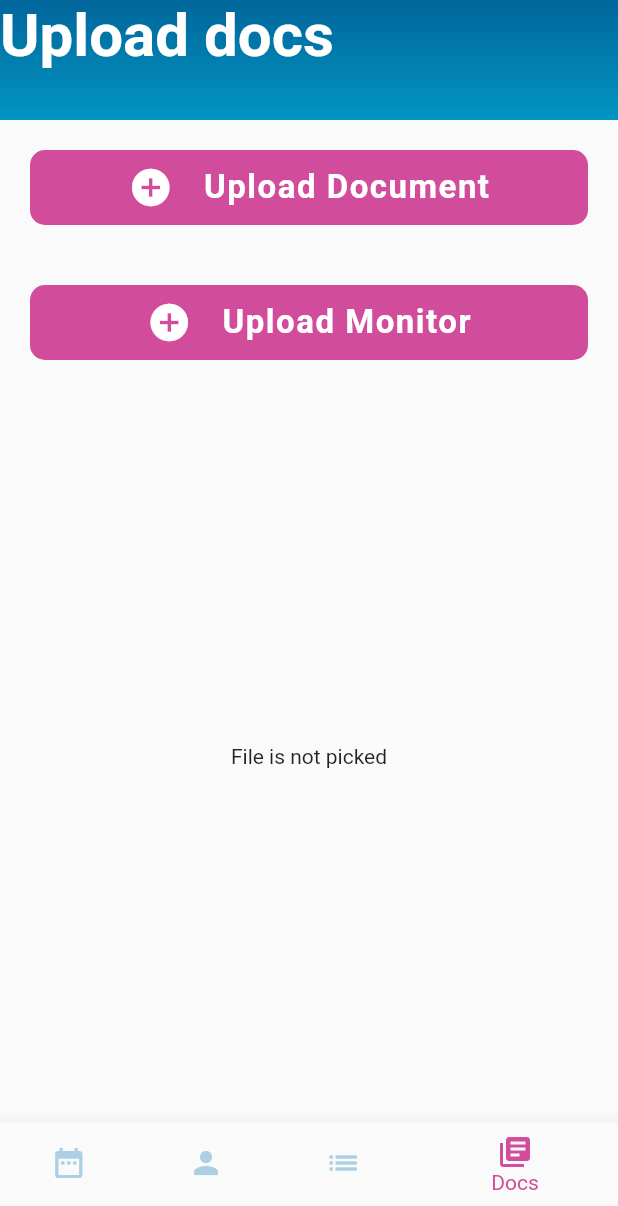
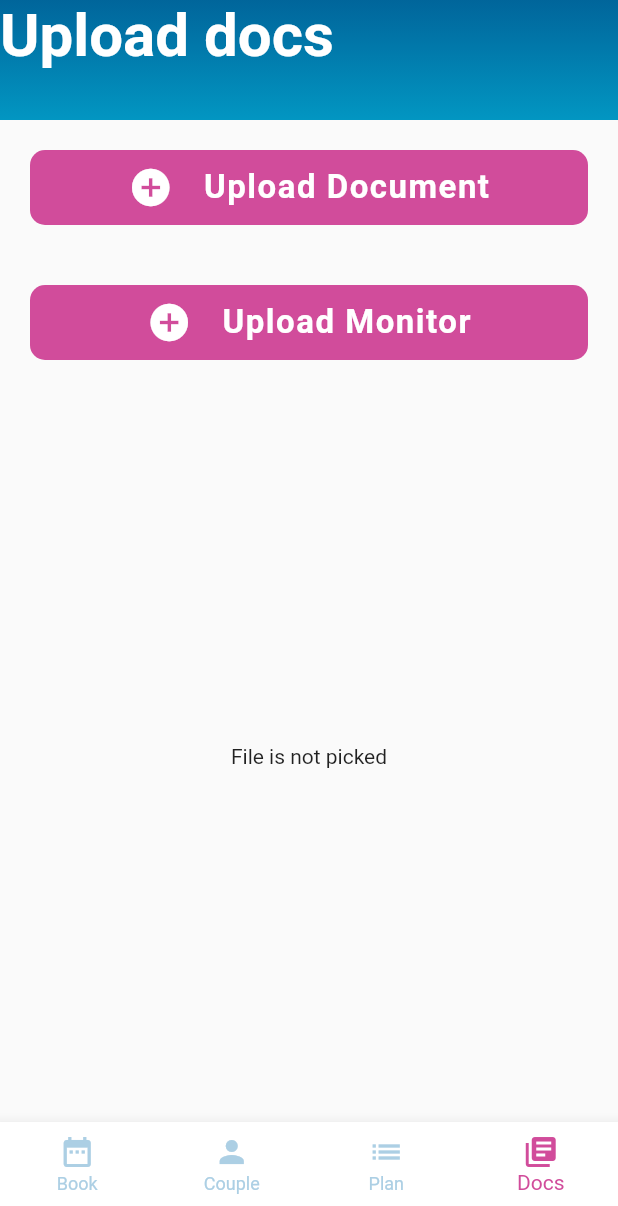
Before and after one commit to npne269/clinic-project, a Flutter app: the screen it shows after launch, item 4 of the bottom bar chosen, on a phone screen of 412 x 824 dp, the part 30-1236 px from its top. Run offline on Flutter 3.47's test engine with Material 2 defaults, Android fonts, the phone set to English and light mode, and no system bars; our stand-ins replace file_picker, flutter_markdown.

```diff
--- a/lib/pages/homePage.dart
+++ b/lib/pages/homePage.dart
@@ -19,10 +19,14 @@ class _HomePageState extends State<HomePage> {
   @override
   Widget build(BuildContext context) {
     return Scaffold(
-      body: _pages[_currentIndex],
+      body: IndexedStack(
+        children: _pages,
+        index: _currentIndex,
+      ),
       bottomNavigationBar: BottomNavigationBar(
         currentIndex: _currentIndex,
-        backgroundColor: backgroundColor,
+        type: BottomNavigationBarType.fixed,
+        backgroundColor: Colors.white.withOpacity(1),
         selectedItemColor: pinkColor,
         unselectedItemColor: inActiveColor,
         items: [
```
